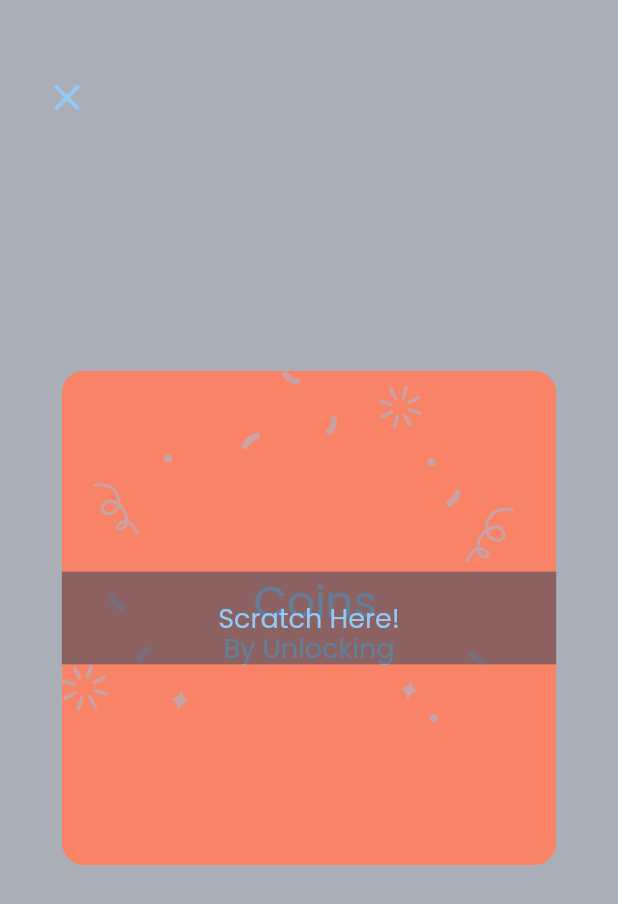
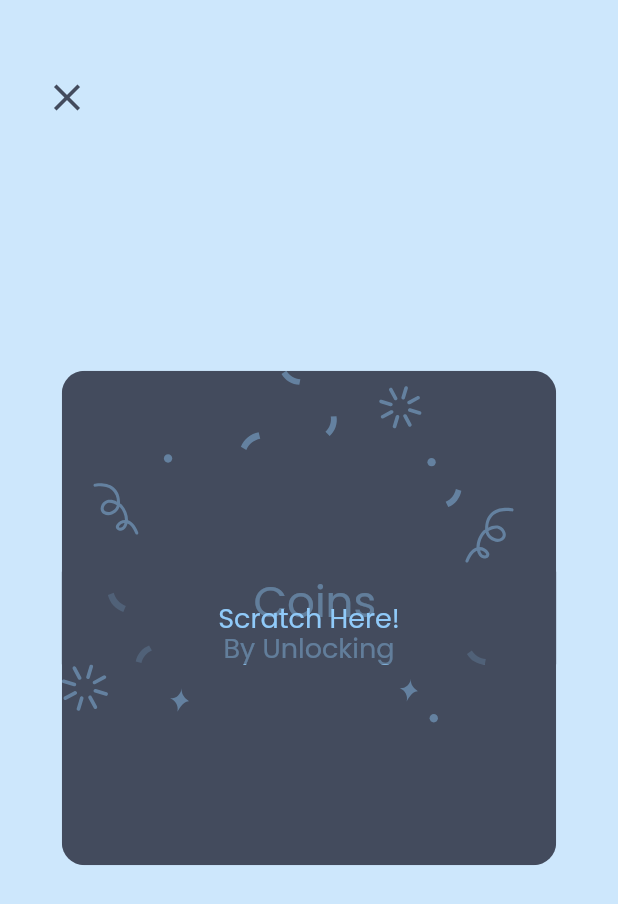
Before and after one commit to BenSchoelk/Ben.HPP, a Flutter app: the ScratchRewardScreen screen opened directly with empty values, on a phone screen of 412 x 824 dp. Shown: the top 904 px of the screen. Run offline on Flutter 3.47's test engine with Material 2 defaults, Android fonts, the phone set to English and light mode, and no system bars; our stand-ins replace assets_audio_player, cached_network_image, cloud_firestore, connectivity_plus, firebase_auth, firebase_core and 21 more; missing offline and left inert: apple_sign_in_safety, facebook_audience_network, flutter_exif_rotation, flutter_login_facebook, in_app_purchase_android, jaguar_jwt and 3 more; accounts and stored records are empty; network calls fail; project files that could hold a hidden picture were left out.

Commit message:
updated shape of badge, background color of reward

```diff
--- a/lib/ui/screens/rewards/rewardsScreen.dart
+++ b/lib/ui/screens/rewards/rewardsScreen.dart
@@ -58,7 +58,7 @@ class _RewardsScreenState extends State<RewardsScreen> {
       },
       child: Container(
         decoration: BoxDecoration(
-          color: Theme.of(context).colorScheme.secondary,
+          color: reward.status == "2" ? Theme.of(context).colorScheme.secondary : Theme.of(context).primaryColor,
         ),
         child: reward.status == "2"
             ? UnlockedRewardContent(
--- a/lib/ui/screens/rewards/scratchRewardScreen.dart
+++ b/lib/ui/screens/rewards/scratchRewardScreen.dart
@@ -57,7 +57,7 @@ class _ScratchRewardScreenState extends State<ScratchRewardScreen> {
         return Future.value(_goBack());
       },
       child: Scaffold(
-        backgroundColor: Theme.of(context).colorScheme.secondary.withOpacity(0.45),
+        backgroundColor: Theme.of(context).backgroundColor.withOpacity(0.45),
         body: Stack(
           children: [
             Align(
@@ -69,7 +69,7 @@ class _ScratchRewardScreenState extends State<ScratchRewardScreen> {
                 ),
                 child: IconButton(
                   iconSize: 30,
-                  color: Theme.of(context).backgroundColor,
+                  color: Theme.of(context).colorScheme.secondary,
                   onPressed: () {
                     if (_goBack()) {
                       Navigator.of(context).pop();
@@ -87,7 +87,7 @@ class _ScratchRewardScreenState extends State<ScratchRewardScreen> {
                   borderRadius: BorderRadius.circular(15.0),
                   child: Container(
                     decoration: BoxDecoration(
-                      color: Theme.of(context).primaryColor,
+                      color: Theme.of(context).colorScheme.secondary,
                     ),
                     child: Scratcher(
                         onChange: (value) {
--- a/lib/ui/screens/rewards/widgets/unlockedRewardContent.dart
+++ b/lib/ui/screens/rewards/widgets/unlockedRewardContent.dart
@@ -23,6 +23,8 @@ class UnlockedRewardContent extends StatelessWidget {
           ),
         ),
         Center(
+          child: Padding(
+            padding: const EdgeInsets.symmetric(horizontal: 5.0),
             child: Column(
               crossAxisAlignment: CrossAxisAlignment.center,
               mainAxisAlignment: MainAxisAlignment.center,
@@ -53,6 +55,7 @@ class UnlockedRewardContent extends StatelessWidget {
               ],
             ),
           ),
+        ),
       ],
     );
   }
```
Also changed, not shown: lib/ui/screens/badgesScreen.dart (+5 -5 lines), assets/images/doodle.png (deleted), assets/images/scratchCardCover.png. Lines whose indentation alone changed are shown as unchanged.
